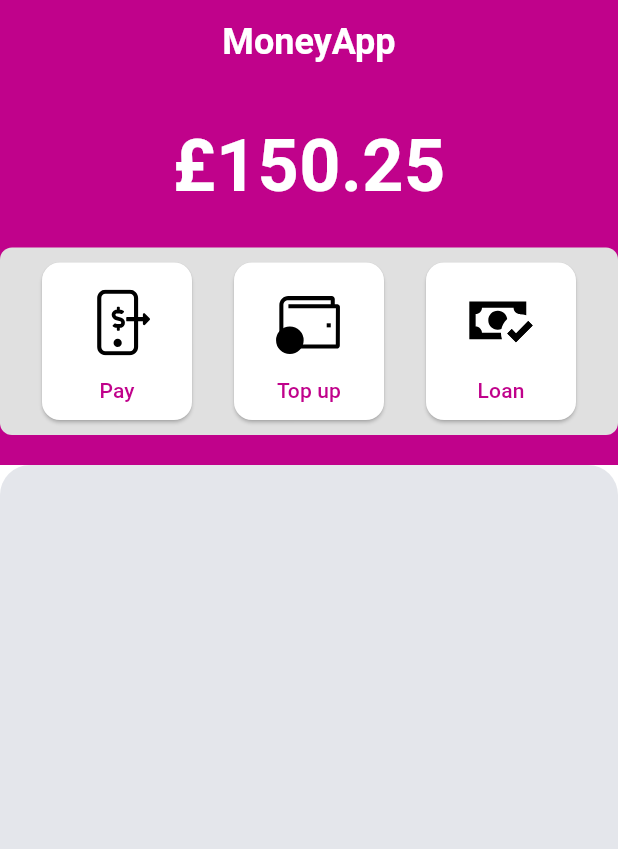
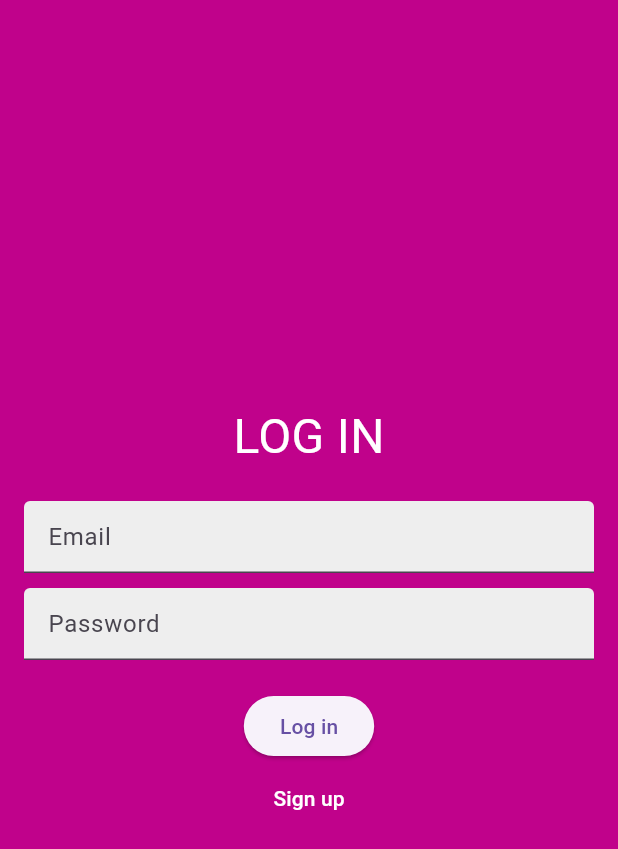
Before and after one commit to edinakaknjo/BankDemoApp, a Flutter app: the screen it shows after launch, on a phone screen of 412 x 824 dp. Shown: the top 849 px of the screen. Run offline on Flutter 3.47's test engine with Material 3 defaults, Android fonts, the phone set to English and light mode, and no system bars; our stand-ins replace bloc, firebase_auth, firebase_core, flutter_bloc, flutter_svg, go_router and 1 more; accounts and stored records are empty.

Commit message:
Go router & Autentication
go_router.dart written and implemented. Firebase basic autentication done. go_router caused mistakes on transactions_page- possible that it doesn't forward isload? correct.

```diff
--- /dev/null
+++ b/lib/features/autentication/login_page.dart
@@ -0,0 +1,86 @@
+import 'package:flutter/material.dart';
+import 'package:firebase_auth/firebase_auth.dart';
+import 'package:moneyapp/router/go_router.dart';
+
+class LoginPage extends StatefulWidget {
+  const LoginPage({super.key});
+
+  @override
+  LoginPageState createState() => LoginPageState();
+}
+
+class LoginPageState extends State<LoginPage> {
+  final TextEditingController _emailController = TextEditingController();
+  final TextEditingController _passwordController = TextEditingController();
+
+  final GlobalKey<ScaffoldMessengerState> _scaffoldMessengerKey =
+      GlobalKey<ScaffoldMessengerState>();
+
+  Future<void> _login() async {
+    try {
+      await FirebaseAuth.instance.signInWithEmailAndPassword(
+        email: _emailController.text,
+        password: _passwordController.text,
+      );
+
+      if (mounted) {
+        AppRouter.router.go('/');
+      }
+    } catch (e) {
+      _scaffoldMessengerKey.currentState?.showSnackBar(
+        const SnackBar(content: Text('Login failed. Please try again.')),
+      );
+    }
+  }
+
+  @override
+  Widget build(BuildContext context) {
+    return Scaffold(
+      backgroundColor: const Color(0xFFC0028B),
+      body: ScaffoldMessenger(
+        key: _scaffoldMessengerKey,
+        child: Padding(
+          padding: const EdgeInsets.all(16.0),
+          child: Column(
+            mainAxisAlignment: MainAxisAlignment.center,
+            children: [
+              const Text('LOG IN',
+                  style: TextStyle(fontSize: 32, color: Colors.white)),
+              const SizedBox(height: 20),
+              TextField(
+                controller: _emailController,
+                decoration: InputDecoration(
+                  filled: true,
+                  fillColor: Colors.grey[200],
+                  hintText: 'Email',
+                ),
+              ),
+              const SizedBox(height: 10),
+              TextField(
+                controller: _passwordController,
+                decoration: InputDecoration(
+                  filled: true,
+                  fillColor: Colors.grey[200],
+                  hintText: 'Password',
+                ),
+                obscureText: true,
+              ),
+              const SizedBox(height: 20),
+              ElevatedButton(
+                onPressed: _login,
+                child: const Text('Log in'),
+              ),
+              TextButton(
+                onPressed: () {
+                  AppRouter.router.go('/signup');
+                },
+                child: const Text('Sign up',
+                    style: TextStyle(color: Colors.white)),
+              ),
+            ],
+          ),
+        ),
+      ),
+    );
+  }
+}
--- a/lib/features/transactions/pages/transactions_page.dart
+++ b/lib/features/transactions/pages/transactions_page.dart
@@ -1,6 +1,7 @@
 import 'package:flutter/material.dart';
 import 'package:flutter_bloc/flutter_bloc.dart';
 import 'package:flutter_svg/flutter_svg.dart';
+import 'package:go_router/go_router.dart';
 import '../../../common/blocs/transactions_bloc.dart';
 import '../../../common/blocs/transactions_state.dart';
 
@@ -31,7 +32,7 @@ class TransactionsPage extends StatelessWidget {
                 BlocBuilder<TransactionsBloc, TransactionsState>(
                   builder: (context, state) {
                     return Text(
-                      '£${state.balance.toStringAsFixed(2)}', //
+                      '£${state.balance.toStringAsFixed(2)}',
                       style: const TextStyle(
                         fontSize: 48,
                         color: Colors.white,
@@ -82,12 +83,9 @@ class TransactionsPage extends StatelessWidget {
                           final transaction = state.transactions[index];
                           final isTopUp = transaction.isTopUp;
 
-                      final svgAssetPath = isTopUp
-                          ? 'assets/icons/topup_icon.svg'
-                          : 'assets/icons/payment_icon.svg';
+                          final svgAssetPath = isTopUp ? 'assets/icons/topup_icon.svg' : 'assets/icons/payment_icon.svg';
 
-                      final amountColor =
-                          isTopUp ? const Color(0xFFC0028B) : Colors.black;
+                          final amountColor = isTopUp ? const Color(0xFFC0028B) : Colors.black;
                           final amountPrefix = isTopUp ? "+" : " ";
 
                           return ListTile(
@@ -105,6 +103,7 @@ class TransactionsPage extends StatelessWidget {
                           );
                         },
                       );
+
                 },
               ),
             ),
@@ -114,9 +113,7 @@ class TransactionsPage extends StatelessWidget {
     );
   }
 
-  Widget _buildActionButton(
-      String title, String svgAssetPath, BuildContext context, String route,
-      {bool isTopUp = false}) {
+  Widget _buildActionButton(String title, String svgAssetPath, BuildContext context, String route, {bool isTopUp = false}) {
     return ElevatedButton(
       style: ElevatedButton.styleFrom(
         backgroundColor: Colors.white,
@@ -125,7 +122,7 @@ class TransactionsPage extends StatelessWidget {
         shape: RoundedRectangleBorder(borderRadius: BorderRadius.circular(12)),
       ),
       onPressed: () {
-        Navigator.pushNamed(context, route, arguments: isTopUp);
+         context.go(route, extra: isTopUp);
       },
       child: Column(
         children: [
@@ -134,16 +131,15 @@ class TransactionsPage extends StatelessWidget {
             width: 60,
             decoration: BoxDecoration(
               color: Colors.white,
-              borderRadius:
-                  BorderRadius.circular(8),
+              borderRadius: BorderRadius.circular(8),
             ),
-            padding: const EdgeInsets.all(
-                8),    child: SvgPicture.asset(
+            padding: const EdgeInsets.all(8),
+            child: SvgPicture.asset(
               svgAssetPath,
               height: 40,
               width: 40,
-              color: Colors
-                  .black,),
+              color: Colors.black,
+            ),
           ),
           const SizedBox(height: 5),
           Text(
@@ -154,5 +150,4 @@ class TransactionsPage extends StatelessWidget {
       ),
     );
   }
-
 }
--- a/lib/main.dart
+++ b/lib/main.dart
@@ -1,13 +1,17 @@
+import 'package:firebase_core/firebase_core.dart';
 import 'package:flutter/material.dart';
 import 'package:flutter_bloc/flutter_bloc.dart';
-import 'package:moneyapp/features/loan/pages/loan_page.dart';
-import 'package:moneyapp/features/transactions/pages/transaction_details_page.dart';
-import 'common/blocs/transactions_bloc.dart';
-import 'features/pay/pages/pay_page.dart';
-import 'features/pay/pages/pay_who_page.dart';
-import 'features/transactions/pages/transactions_page.dart';
-
-void main() {
+import 'package:moneyapp/common/blocs/transactions_bloc.dart';
+import 'package:moneyapp/router/go_router.dart';
+Future<void> main() async {
+  WidgetsFlutterBinding.ensureInitialized();
+   await Firebase.initializeApp(
+     options: const FirebaseOptions(
+        apiKey: "AIzaSyAzv3b5Txc0jPkTTBXXq9FqUE5YNXt7p8c",
+        appId: "1:4090609795:android:694b1a6f24d9720aec1bb6",
+        messagingSenderId: "4090609795",
+        projectId: "moneyapp-6d288"),
+   );
   runApp(
     BlocProvider(
       create: (context) => TransactionsBloc(),
@@ -21,18 +25,10 @@ class MoneyApp extends StatelessWidget {
 
   @override
   Widget build(BuildContext context) {
-    return MaterialApp(
+    return MaterialApp.router(
       debugShowCheckedModeBanner: false,
       title: 'MoneyApp',
-      initialRoute: '/',
-      routes: {
-        '/': (context) => const TransactionsPage(),
-        '/pay': (context) => const PayPage(),
-        '/pay_who': (context) => const PayWhoPage(),
-        '/transaction_details': (context) => const TransactionDetailsPage(),
-        '/loan': (context) => const LoanPage(),
-      },
-
+      routerConfig: AppRouter.router,
     );
   }
 }
--- /dev/null
+++ b/lib/router/go_router.dart
@@ -0,0 +1,43 @@
+import 'package:go_router/go_router.dart';
+import 'package:moneyapp/features/autentication/login_page.dart';
+import 'package:moneyapp/features/autentication/signup_page.dart';
+import 'package:moneyapp/features/loan/pages/loan_page.dart';
+import 'package:moneyapp/features/pay/pages/pay_page.dart';
+import 'package:moneyapp/features/pay/pages/pay_who_page.dart';
+import 'package:moneyapp/features/transactions/pages/transaction_details_page.dart';
+import 'package:moneyapp/features/transactions/pages/transactions_page.dart';
+class AppRouter {
+  static final GoRouter router = GoRouter(
+    initialLocation: '/login',
+    routes: [
+      GoRoute(
+        path: '/',
+        builder: (context, state) => const TransactionsPage(),
+      ),
+      GoRoute(
+        path: '/login',
+        builder: (context, state) => const LoginPage(),
+      ),
+      GoRoute(
+        path: '/signup',
+        builder: (context, state) => const SignupPage(),
+      ),
+      GoRoute(
+        path: '/pay',
+        builder: (context, state) => const PayPage(),
+      ),
+      GoRoute(
+        path: '/pay_who',
+        builder: (context, state) => const PayWhoPage(),
+      ),
+      GoRoute(
+        path: '/transaction_details',
+        builder: (context, state) => const TransactionDetailsPage(),
+      ),
+      GoRoute(
+        path: '/loan',
+        builder: (context, state) => const LoanPage(),
+      ),
+    ],
+  );
+}
--- a/pubspec.yaml
+++ b/pubspec.yaml
@@ -36,6 +36,9 @@ dependencies:
   flutter_bloc: ^8.0.1
   http: ^0.13.3
   logger: ^1.0.0
+  firebase_auth: ^5.3.1
+  firebase_core: ^3.6.0
+  go_router: ^14.3.0
 
 dev_dependencies:
   flutter_lints: ^2.0.0
```
Also changed, not shown: lib/features/autentication/signup_page.dart (added, +71 -0 lines), lib/features/loan/pages/loan_page.dart (+17 -11 lines), lib/features/pay/pages/pay_page.dart (+29 -7 lines), lib/features/pay/pages/pay_who_page.dart (+4 -3 lines), lib/features/transactions/pages/transaction_details_page.dart (+13 -35 lines), pubspec.lock, 6 other files. Lines whose indentation alone changed are shown as unchanged.
